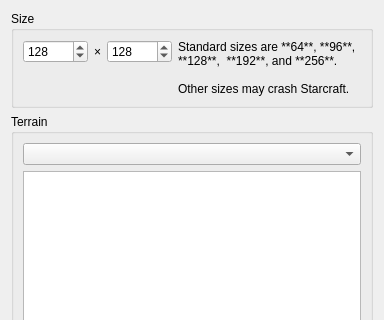
Before: the Qt Designer form ChkForge/newmap.ui in heinermann/ChkForge, drawn with Qt 5; both pictures show x 0 to 384 and y 0 to 320 of the 384 by 511 pixel window.
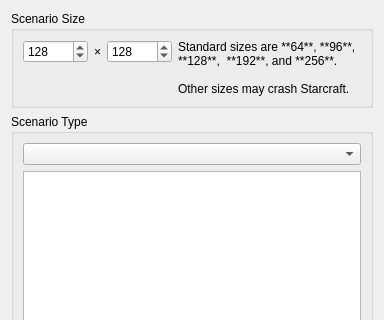
After: the same form once the commit is applied. Icons and pictures are not drawn.

```diff
--- a/ChkForge/newmap.ui
+++ b/ChkForge/newmap.ui
@@ -21,7 +21,7 @@
    <item row="0" column="2">
     <widget class="QGroupBox" name="groupBox_3">
      <property name="title">
-      <string>Size</string>
+      <string>Scenario Size</string>
      </property>
      <layout class="QGridLayout" name="gridLayout_4" rowstretch="1,0">
       <item row="0" column="0">
@@ -114,7 +114,7 @@
    <item row="1" column="2">
     <widget class="QGroupBox" name="groupBox">
      <property name="title">
-      <string>Terrain</string>
+      <string>Scenario Type</string>
      </property>
      <layout class="QGridLayout" name="gridLayout_2">
       <item row="2" column="0" colspan="3">
```
Left out of the diff: 2 changed lines with no effect on the pictures.
